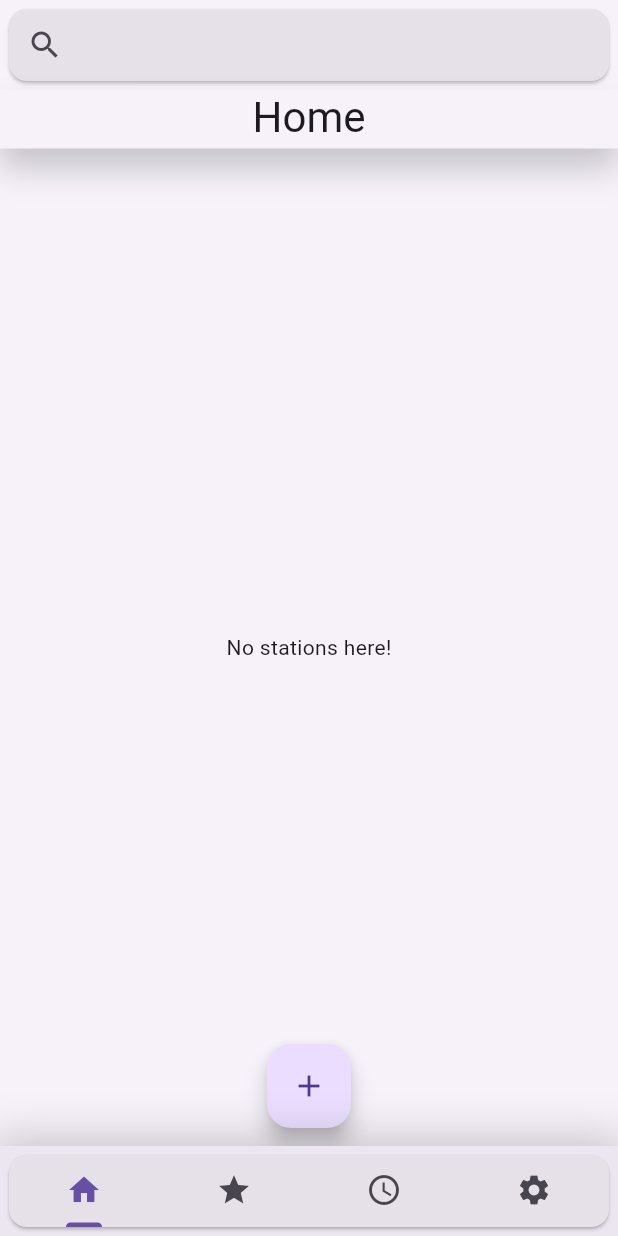
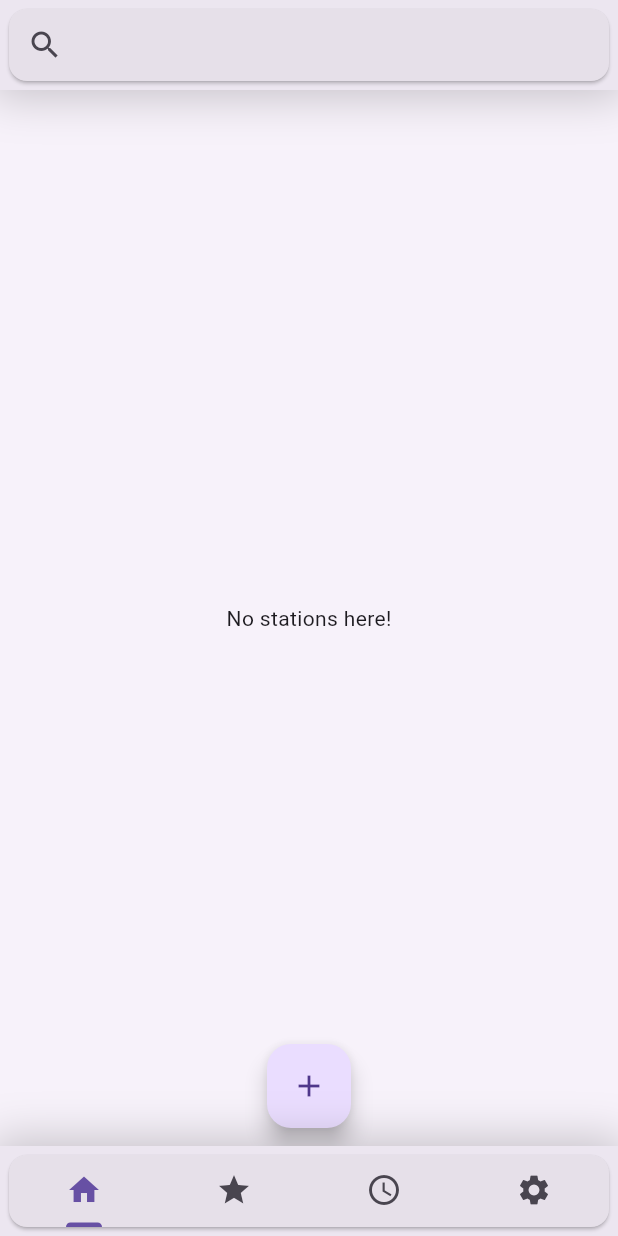
Before and after one commit to Woukie/PrivateRadio, a Flutter app: the screen it shows after launch, on a phone screen of 412 x 824 dp. Run offline on Flutter 3.47's test engine with Material 3 defaults, Android fonts, the light colour scheme and no system bars; drawn by our look-alikes of flutter_animate; our stand-ins replace image_picker, just_audio; missing offline and left inert: auto_scroll_text.

Commit message:
Revert "Added titles"
This reverts commit 326052a938fa8101383a2caa0d22c96605e364dc.

```diff
--- a/private_radio/lib/src/dashboard/app_bar.dart
+++ b/private_radio/lib/src/dashboard/app_bar.dart
@@ -4,30 +4,33 @@ class TopBar extends StatelessWidget {
   const TopBar({
     super.key,
     required this.searchController,
+    required this.boxDecoration,
     required this.hidden,
   });
 
   final TextEditingController searchController;
+  final BoxDecoration boxDecoration;
   final bool hidden;
 
   @override
   Widget build(BuildContext context) {
-    return SafeArea(
+    return AnimatedSize(
+      duration: const Duration(milliseconds: 250),
+      child: Container(
+        decoration: boxDecoration,
+        child: SafeArea(
           bottom: false,
-      child: AnimatedSize(
-        alignment: Alignment.topLeft,
-        duration: const Duration(milliseconds: 250),
-        child: Column(
-          children: [
-            AnimatedSwitcher(
+          child: AnimatedSwitcher(
             switchInCurve: Curves.easeInOut,
             switchOutCurve: Curves.easeInOut,
             duration: const Duration(milliseconds: 250),
             transitionBuilder: (child, animation) {
               return FadeTransition(
                   opacity: animation,
+                  child: SizeTransition(
+                    sizeFactor: animation,
                     child: child,
-                );
+                  ));
             },
             child: hidden
                 ? Container()
@@ -48,15 +51,6 @@ class TopBar extends StatelessWidget {
                     ),
                   ),
           ),
-            AnimatedSwitcher(
-              switchInCurve: Curves.easeInOut,
-              switchOutCurve: Curves.easeInOut,
-              duration: const Duration(milliseconds: 250),
-              transitionBuilder: (child, animation) {
-                return FadeTransition(opacity: animation, child: child);
-              },
-            ),
-          ],
         ),
       ),
     );
--- a/private_radio/lib/src/dashboard/dashboard.dart
+++ b/private_radio/lib/src/dashboard/dashboard.dart
@@ -48,7 +48,6 @@ class _DashboardState extends State<Dashboard>
         Provider.of<DashboardProvider>(context);
 
     Duration startDelay = const Duration(milliseconds: 500);
-    Duration lateDelay = const Duration(milliseconds: 1000);
 
     return Container(
       color: Theme.of(context).colorScheme.surfaceContainerLow,
@@ -57,53 +56,11 @@ class _DashboardState extends State<Dashboard>
           TopBar(
             hidden: _tabController.index == 3,
             searchController: _searchController,
+            boxDecoration: _containerDecoration(context),
           )
               .animate()
               .slideY(begin: -1, delay: startDelay)
               .fadeIn(delay: startDelay),
-          Row(
-            children: [
-              Expanded(
-                child: Container(
-                  decoration: BoxDecoration(
-                    color: Theme.of(context).colorScheme.surfaceContainerLow,
-                    boxShadow: const [
-                      BoxShadow(
-                        color: Color.fromARGB(50, 0, 0, 0),
-                        spreadRadius: 0,
-                        blurRadius: 18,
-                        offset: Offset(0, 13),
-                      ),
-                    ],
-                  ),
-                  child: AnimatedSwitcher(
-                    switchInCurve: Curves.easeInOut,
-                    switchOutCurve: Curves.easeInOut,
-                    duration: const Duration(milliseconds: 250),
-                    transitionBuilder: (child, animation) {
-                      return FadeTransition(
-                        opacity: animation,
-                        child: child,
-                      );
-                    },
-                    child: Padding(
-                      key: Key(_tabController.index.toString()),
-                      padding: const EdgeInsets.fromLTRB(8, 0, 8, 3),
-                      child: Text(
-                        style: Theme.of(context).textTheme.headlineMedium,
-                        switch (_tabController.index) {
-                          0 => "Home",
-                          1 => "Favourates",
-                          2 => "Recents",
-                          _ => "Settings"
-                        },
-                      ),
-                    ),
-                  ),
-                ),
-              ),
-            ],
-          ),
           Expanded(
             child: Stack(
               alignment: Alignment.bottomCenter,
@@ -156,21 +113,12 @@ class _DashboardState extends State<Dashboard>
                             child: const Icon(Icons.add),
                           ),
                   ),
-                ).animate().fade(delay: lateDelay),
+                ).animate().fadeIn(delay: const Duration(milliseconds: 1000)),
               ],
             ),
           ),
           BottomBar(
-            containerDecoration: BoxDecoration(
-              color: Theme.of(context).colorScheme.surfaceContainerHigh,
-              boxShadow: const [
-                BoxShadow(
-                  color: Color.fromARGB(50, 0, 0, 0),
-                  spreadRadius: 5,
-                  blurRadius: 25,
-                ),
-              ],
-            ),
+            containerDecoration: _containerDecoration(context),
             tabController: _tabController,
           )
               .animate()
@@ -180,4 +128,17 @@ class _DashboardState extends State<Dashboard>
       ),
     );
   }
+
+  BoxDecoration _containerDecoration(BuildContext context) {
+    return BoxDecoration(
+      color: Theme.of(context).colorScheme.surfaceContainerHigh,
+      boxShadow: const [
+        BoxShadow(
+          color: Color.fromARGB(50, 0, 0, 0),
+          spreadRadius: 5,
+          blurRadius: 25,
+        ),
+      ],
+    );
+  }
 }
```
Lines whose indentation alone changed are shown as unchanged.
